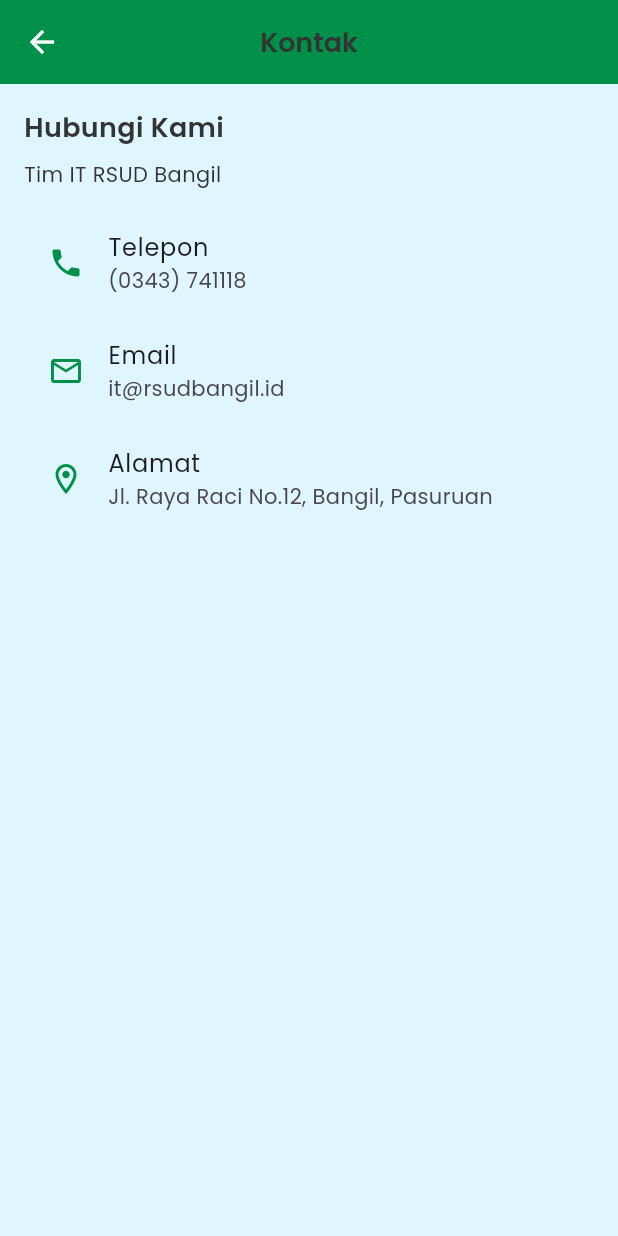
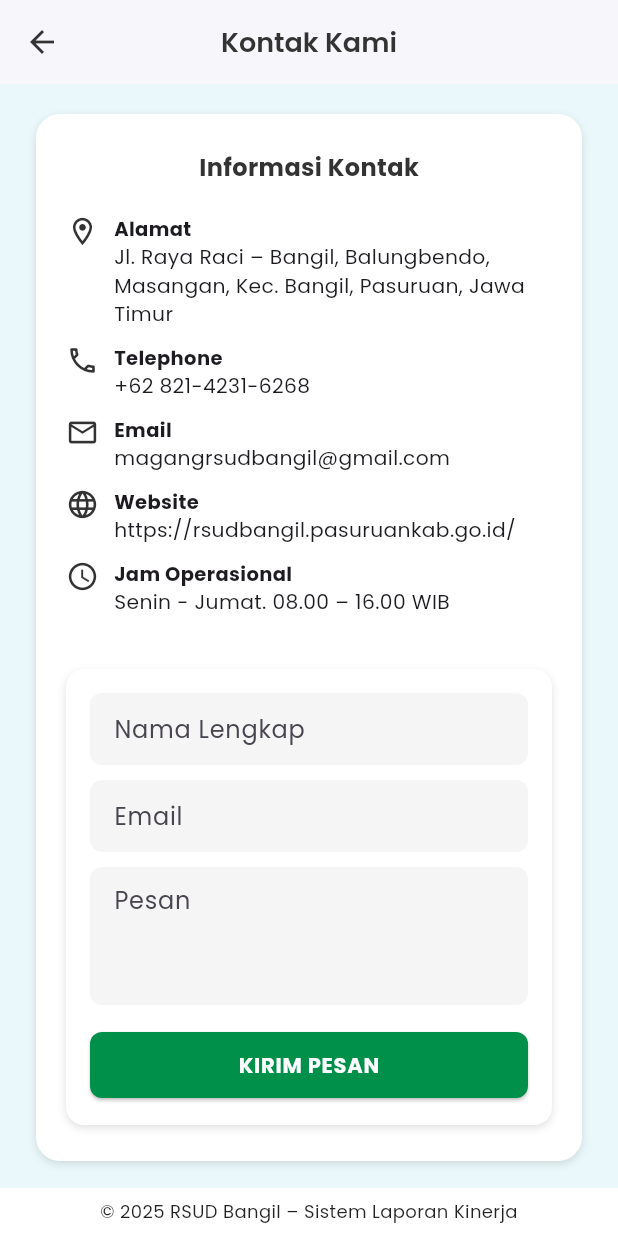
Before and after one commit to Lxtream23/Rsud-Lapkin-Mobile, a Flutter app: the KontakPage screen opened by its route, on a phone screen of 412 x 824 dp. Run offline on Flutter 3.47's test engine with Material 3 defaults, Android fonts, the phone set to English and light mode, and no system bars; our stand-ins replace image_picker, signature.

Commit message:
add kontak_page.dart and kontak_controller.dart

```diff
--- a/lib/config/app_routes.dart
+++ b/lib/config/app_routes.dart
@@ -8,7 +8,7 @@
 import '../../features/home/presentation/pages/perjanjian_page.dart';
 import '../../features/home/presentation/pages/laporan_kinerja_page.dart';
 import '../features/profile/presentation/pages/profil_page.dart';
-import '../../features/home/presentation/pages/kontak_page.dart';
+import '../features/kontak/presentation/pages/kontak_page.dart';
 import '../../features/home/presentation/pages/panduan_page.dart';
 import '../../features/home/presentation/pages/tentang_aplikasi_page.dart';
 import '../../features/settings/presentation/pages/settings_page.dart';
--- a/lib/features/home/presentation/pages/kontak_page.dart
+++ /dev/null
@@ -1,53 +0,0 @@
-import 'package:flutter/material.dart';
-import '../../../../config/app_colors.dart';
-import '../../../../config/app_text_style.dart';
-
-class KontakPage extends StatelessWidget {
-  const KontakPage({super.key});
-
-  @override
-  Widget build(BuildContext context) {
-    return Scaffold(
-      appBar: AppBar(
-        title: const Text("Kontak", style: AppTextStyle.titleMedium),
-        backgroundColor: AppColors.primary,
-        foregroundColor: Colors.white,
-        centerTitle: true,
-      ),
-      body: Container(
-        color: AppColors.background,
-        padding: const EdgeInsets.all(16),
-        child: Column(
-          crossAxisAlignment: CrossAxisAlignment.start,
-          children: [
-            Text("Hubungi Kami", style: AppTextStyle.titleMedium),
-            const SizedBox(height: 8),
-            Text("Tim IT RSUD Bangil", style: AppTextStyle.bodyMedium),
-            const SizedBox(height: 12),
-            ListTile(
-              leading: const Icon(Icons.phone, color: AppColors.primary),
-              title: const Text("Telepon"),
-              subtitle: const Text("(0343) 741118"),
-            ),
-            ListTile(
-              leading: const Icon(
-                Icons.email_outlined,
-                color: AppColors.primary,
-              ),
-              title: const Text("Email"),
-              subtitle: const Text("it@rsudbangil.id"),
-            ),
-            ListTile(
-              leading: const Icon(
-                Icons.location_on_outlined,
-                color: AppColors.primary,
-              ),
-              title: const Text("Alamat"),
-              subtitle: const Text("Jl. Raya Raci No.12, Bangil, Pasuruan"),
-            ),
-          ],
-        ),
-      ),
-    );
-  }
-}
--- /dev/null
+++ b/lib/features/kontak/presentation/controllers/kontak_controller.dart
@@ -0,0 +1,64 @@
+import 'dart:convert';
+import 'package:http/http.dart' as http;
+
+class KontakController {
+  // 🔹 Ganti URL ini sesuai endpoint API kamu
+  final String baseUrl = "https://example.com/api";
+
+  /// 🔹 Kirim pesan kontak ke backend
+  Future<bool> sendContactMessage({
+    required String nama,
+    required String email,
+    required String pesan,
+  }) async {
+    final url = Uri.parse('$baseUrl/contact');
+
+    try {
+      final response = await http.post(
+        url,
+        headers: {
+          "Content-Type": "application/json",
+          "Accept": "application/json",
+        },
+        body: jsonEncode({"nama": nama, "email": email, "pesan": pesan}),
+      );
+
+      if (response.statusCode == 200) {
+        final data = jsonDecode(response.body);
+
+        // Asumsikan backend mengirimkan format:
+        // { "success": true, "message": "Pesan berhasil dikirim" }
+        return data["success"] == true;
+      } else {
+        print("❌ Error response: ${response.body}");
+        return false;
+      }
+    } catch (e) {
+      print("❌ Gagal mengirim pesan: $e");
+      return false;
+    }
+  }
+
+  /// 🔹 Validasi input sebelum dikirim
+  Map<String, String?> validateFields({
+    required String nama,
+    required String email,
+    required String pesan,
+  }) {
+    final errors = <String, String?>{};
+
+    if (nama.isEmpty) {
+      errors["nama"] = "Nama tidak boleh kosong";
+    }
+    if (email.isEmpty) {
+      errors["email"] = "Email tidak boleh kosong";
+    } else if (!RegExp(r'^[\w\.\-]+@[\w\-]+\.[a-zA-Z]+').hasMatch(email)) {
+      errors["email"] = "Format email tidak valid";
+    }
+    if (pesan.isEmpty) {
+      errors["pesan"] = "Pesan tidak boleh kosong";
+    }
+
+    return errors;
+  }
+}
--- /dev/null
+++ b/lib/features/kontak/presentation/pages/kontak_page.dart
@@ -0,0 +1,315 @@
+import 'package:flutter/material.dart';
+import '../../../../config/app_colors.dart';
+import '../../../../config/app_text_style.dart';
+import '../controllers/kontak_controller.dart';
+
+class KontakPage extends StatefulWidget {
+  const KontakPage({super.key});
+
+  @override
+  State<KontakPage> createState() => _KontakPageState();
+}
+
+class _KontakPageState extends State<KontakPage> {
+  final _controller = KontakController();
+  // Controller form
+  final _namaController = TextEditingController();
+  final _emailController = TextEditingController();
+  final _pesanController = TextEditingController();
+
+  bool _pesanTerkirim = false;
+  bool _isLoading = false;
+
+  // Fungsi kirim pesan (dummy / simulasi)
+  Future<void> _handleKirimPesan() async {
+    final nama = _namaController.text.trim();
+    final email = _emailController.text.trim();
+    final pesan = _pesanController.text.trim();
+
+    if (nama.isEmpty || email.isEmpty || pesan.isEmpty) {
+      ScaffoldMessenger.of(context).showSnackBar(
+        const SnackBar(
+          content: Text("Semua kolom harus diisi."),
+          backgroundColor: Colors.orange,
+        ),
+      );
+      return;
+    }
+
+    setState(() => _isLoading = true);
+
+    final success = await _controller.sendContactMessage(
+      nama: nama,
+      email: email,
+      pesan: pesan,
+    );
+
+    setState(() {
+      _isLoading = false;
+      _pesanTerkirim = success;
+      if (success) {
+        _namaController.clear();
+        _emailController.clear();
+        _pesanController.clear();
+      }
+    });
+
+    ScaffoldMessenger.of(context).showSnackBar(
+      SnackBar(
+        content: Text(
+          success
+              ? "Pesan berhasil dikirim!"
+              : "Gagal mengirim pesan. Silakan coba lagi.",
+        ),
+        backgroundColor: success ? Colors.green : Colors.red,
+      ),
+    );
+  }
+
+  @override
+  Widget build(BuildContext context) {
+    return Scaffold(
+      backgroundColor: const Color(0xFFEAF8FB),
+      appBar: AppBar(
+        backgroundColor: Colors.white,
+        elevation: 1,
+        centerTitle: true,
+        title: Text(
+          'Kontak Kami',
+          style: AppTextStyle.titleMedium.copyWith(color: AppColors.textDark),
+        ),
+        leading: IconButton(
+          icon: const Icon(Icons.arrow_back, color: AppColors.textDark),
+          onPressed: () => Navigator.pop(context),
+        ),
+      ),
+      body: SafeArea(
+        child: SingleChildScrollView(
+          padding: const EdgeInsets.symmetric(horizontal: 24, vertical: 20),
+          child: Center(
+            child: Container(
+              width: double.infinity,
+              padding: const EdgeInsets.symmetric(horizontal: 20, vertical: 24),
+              decoration: BoxDecoration(
+                color: Colors.white,
+                borderRadius: BorderRadius.circular(16),
+                boxShadow: const [
+                  BoxShadow(
+                    color: Colors.black12,
+                    blurRadius: 4,
+                    offset: Offset(0, 2),
+                  ),
+                ],
+              ),
+              child: Column(
+                crossAxisAlignment: CrossAxisAlignment.start,
+                children: [
+                  // 🔹 Judul
+                  Center(
+                    child: Text(
+                      'Informasi Kontak',
+                      style: AppTextStyle.titleSmall.copyWith(
+                        fontWeight: FontWeight.bold,
+                        color: AppColors.textDark,
+                      ),
+                    ),
+                  ),
+                  const SizedBox(height: 20),
+
+                  // 🔹 Info kontak
+                  _buildInfoItem(
+                    icon: Icons.location_on_outlined,
+                    label: 'Alamat',
+                    value:
+                        'Jl. Raya Raci – Bangil, Balungbendo, Masangan, Kec. Bangil, Pasuruan, Jawa Timur',
+                  ),
+                  _buildInfoItem(
+                    icon: Icons.phone_outlined,
+                    label: 'Telephone',
+                    value: '+62 821-4231-6268',
+                  ),
+                  _buildInfoItem(
+                    icon: Icons.email_outlined,
+                    label: 'Email',
+                    value: 'magangrsudbangil@gmail.com',
+                  ),
+                  _buildInfoItem(
+                    icon: Icons.language_outlined,
+                    label: 'Website',
+                    value: 'https://rsudbangil.pasuruankab.go.id/',
+                  ),
+                  _buildInfoItem(
+                    icon: Icons.access_time_outlined,
+                    label: 'Jam Operasional',
+                    value: 'Senin - Jumat. 08.00 – 16.00 WIB',
+                  ),
+
+                  const SizedBox(height: 25),
+
+                  // 🔹 Form kirim pesan
+                  Center(
+                    child: Container(
+                      width: double.infinity,
+                      padding: const EdgeInsets.all(16),
+                      decoration: BoxDecoration(
+                        color: Colors.white,
+                        borderRadius: BorderRadius.circular(12),
+                        boxShadow: const [
+                          BoxShadow(
+                            color: Colors.black12,
+                            blurRadius: 4,
+                            offset: Offset(0, 2),
+                          ),
+                        ],
+                      ),
+                      child: Column(
+                        children: [
+                          _buildTextField('Nama Lengkap', _namaController),
+                          _buildTextField('Email', _emailController),
+                          _buildTextField(
+                            'Pesan',
+                            _pesanController,
+                            maxLines: 3,
+                          ),
+                          const SizedBox(height: 6),
+                          _buildSendButton(),
+                          if (_pesanTerkirim) ...[
+                            const SizedBox(height: 12),
+                            Row(
+                              mainAxisAlignment: MainAxisAlignment.center,
+                              children: const [
+                                Icon(
+                                  Icons.check_circle,
+                                  color: Colors.green,
+                                  size: 18,
+                                ),
+                                SizedBox(width: 6),
+                                Flexible(
+                                  child: Text(
+                                    'Pesan Anda telah terkirim. Terima kasih.',
+                                    style: TextStyle(
+                                      color: Colors.black87,
+                                      fontSize: 13,
+                                    ),
+                                  ),
+                                ),
+                              ],
+                            ),
+                          ],
+                        ],
+                      ),
+                    ),
+                  ),
+                ],
+              ),
+            ),
+          ),
+        ),
+      ),
+
+      // 🔹 Footer
+      bottomNavigationBar: Container(
+        color: Colors.white,
+        padding: const EdgeInsets.symmetric(vertical: 8),
+        child: const Text(
+          '© 2025 RSUD Bangil – Sistem Laporan Kinerja',
+          textAlign: TextAlign.center,
+          style: TextStyle(fontSize: 12, color: Colors.black87, height: 1.3),
+        ),
+      ),
+    );
+  }
+
+  Widget _buildInfoItem({
+    required IconData icon,
+    required String label,
+    required String value,
+  }) {
+    return Padding(
+      padding: const EdgeInsets.only(bottom: 10),
+      child: Row(
+        crossAxisAlignment: CrossAxisAlignment.start,
+        children: [
+          Icon(icon, color: AppColors.textDark, size: 22),
+          const SizedBox(width: 10),
+          Expanded(
+            child: Column(
+              crossAxisAlignment: CrossAxisAlignment.start,
+              children: [
+                Text(
+                  label,
+                  style: const TextStyle(
+                    fontWeight: FontWeight.bold,
+                    fontSize: 13,
+                  ),
+                ),
+                Text(
+                  value,
+                  style: const TextStyle(fontSize: 13.5, height: 1.4),
+                ),
+              ],
+            ),
+          ),
+        ],
+      ),
+    );
+  }
+
+  Widget _buildTextField(
+    String hint,
+    TextEditingController controller, {
+    int maxLines = 1,
+  }) {
+    return Padding(
+      padding: const EdgeInsets.only(bottom: 10),
+      child: TextField(
+        controller: controller,
+        maxLines: maxLines,
+        decoration: InputDecoration(
+          hintText: hint,
+          filled: true,
+          fillColor: AppColors.inputBackground,
+          contentPadding: const EdgeInsets.symmetric(
+            horizontal: 12,
+            vertical: 10,
+          ),
+          border: OutlineInputBorder(
+            borderRadius: BorderRadius.circular(8),
+            borderSide: BorderSide.none,
+          ),
+        ),
+      ),
+    );
+  }
+
+  Widget _buildSendButton() {
+    return SizedBox(
+      width: double.infinity,
+      child: ElevatedButton(
+        onPressed: _isLoading ? null : _handleKirimPesan,
+        style: ElevatedButton.styleFrom(
+          backgroundColor: AppColors.primary,
+          padding: const EdgeInsets.symmetric(vertical: 12),
+          shape: RoundedRectangleBorder(borderRadius: BorderRadius.circular(8)),
+        ),
+        child: _isLoading
+            ? const SizedBox(
+                width: 18,
+                height: 18,
+                child: CircularProgressIndicator(
+                  color: Colors.white,
+                  strokeWidth: 2,
+                ),
+              )
+            : const Text(
+                'KIRIM PESAN',
+                style: TextStyle(
+                  color: Colors.white,
+                  fontWeight: FontWeight.bold,
+                  letterSpacing: 0.5,
+                ),
+              ),
+      ),
+    );
+  }
+}
```
